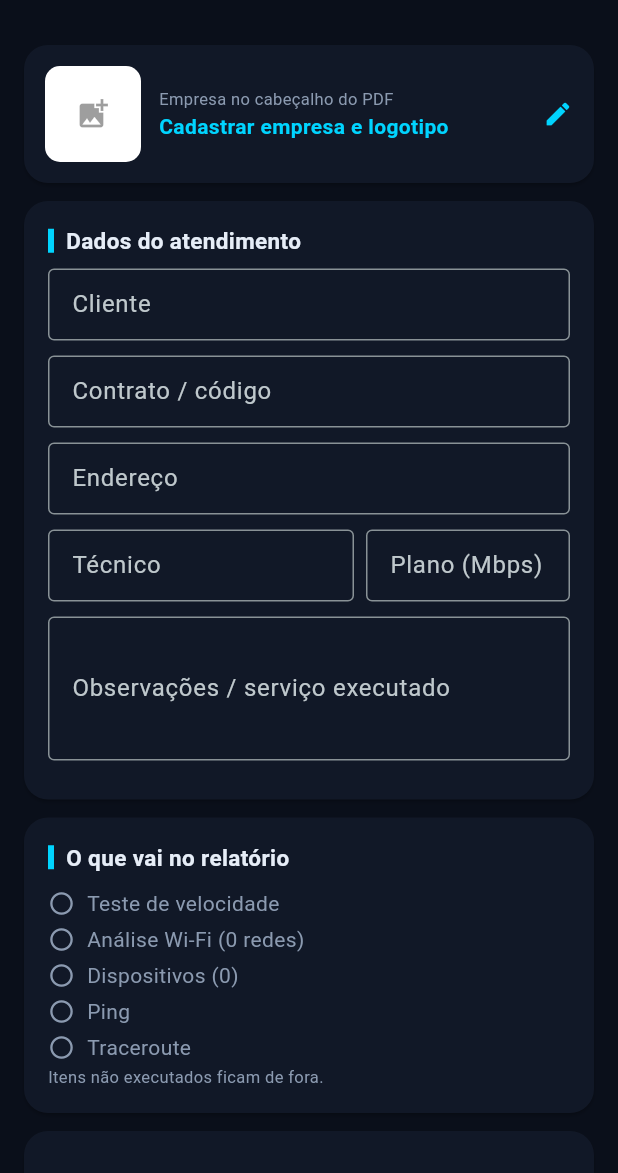
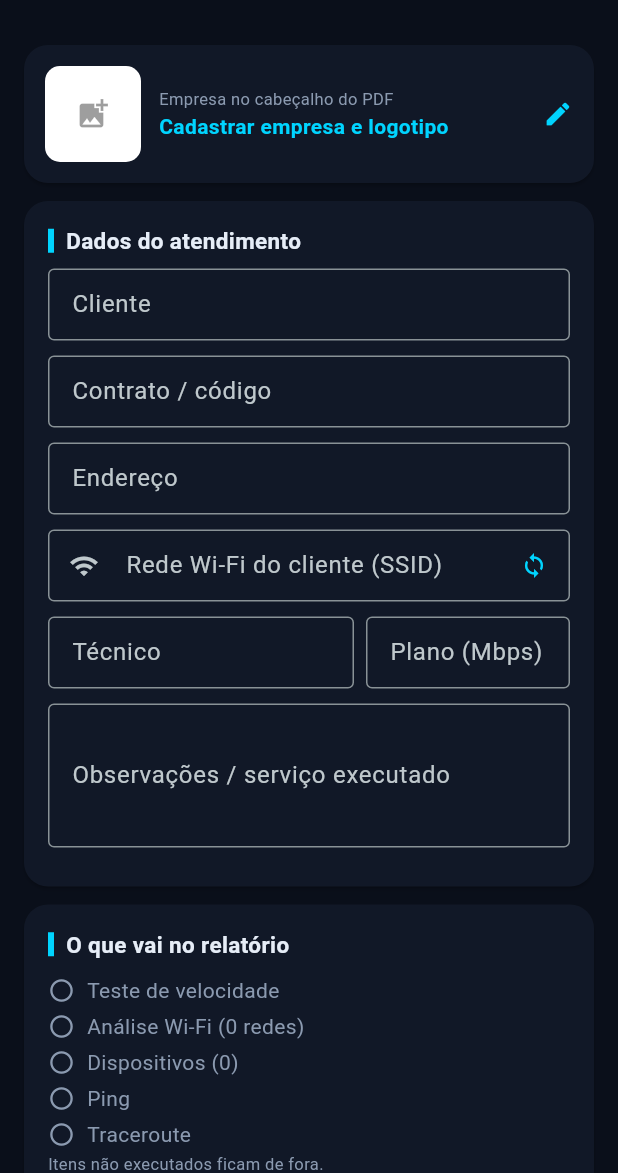
Before and after one commit to tiagolanius/teccheck, a Flutter app: the ReportScreen screen opened directly, on a phone screen of 412 x 824 dp, the part 63-1236 px from its top. Run offline on Flutter 3.47's test engine with Material 3 defaults, Android fonts, the phone set to English and light mode, and no system bars; our stand-ins replace image_picker, pdf, printing, shared_preferences, webview_flutter; missing offline and left inert: network_info_plus; accounts and stored records are empty.

Commit message:
Relatório: nome da rede Wi-Fi do cliente na área do cliente (preenchido pelo SSID atual)
Co-Authored-By: Claude Opus 5.5 <noreply@anthropic.com>
Claude-Session: https://claude.ai/code/session_01VgZxZQFF4hb1N9EmcRZ5HC

```diff
--- a/lib/report/pdf_report.dart
+++ b/lib/report/pdf_report.dart
@@ -22,6 +22,7 @@ class ReportData {
   final List<WifiNet> wifi;
   final Uint8List? signaturePng;
   final Company company;
+  final String redeWifi;
 
   ReportData({
     required this.cliente,
@@ -42,6 +43,7 @@ class ReportData {
     required this.wifi,
     required this.signaturePng,
     this.company = const Company(),
+    this.redeWifi = '',
   });
 }
 
@@ -162,6 +164,7 @@ class PdfReport {
       kv('Nome', d.cliente),
       kv('Contrato / código', d.contrato),
       kv('Endereço', d.endereco),
+      kv('Rede Wi-Fi (SSID)', d.redeWifi.isNotEmpty ? d.redeWifi : (net.ssid ?? '')),
       kv('Plano contratado', d.planoMbps == null ? '' : '${n(d.planoMbps, 0)} Mbps'),
       kv('Técnico', d.tecnico),
 
--- a/lib/state.dart
+++ b/lib/state.dart
@@ -37,6 +37,8 @@ class VisitState extends ChangeNotifier {
   Future<void> refreshNet() async {
     try {
       net = await NetInfo.read();
+      // Preenche o nome da rede do cliente com o SSID atual (se ainda não foi digitado).
+      if (redeWifi.text.isEmpty && net.ssid != null) redeWifi.text = net.ssid!;
     } catch (_) {
       net = const NetInfo();
     }
@@ -226,6 +228,7 @@ class VisitState extends ChangeNotifier {
   final cliente = TextEditingController();
   final contrato = TextEditingController();
   final endereco = TextEditingController();
+  final redeWifi = TextEditingController();
   final tecnico = TextEditingController();
   final plano = TextEditingController();
   final ooklaDown = TextEditingController();
@@ -277,6 +280,7 @@ class VisitState extends ChangeNotifier {
       cliente: cliente.text,
       contrato: contrato.text,
       endereco: endereco.text,
+      redeWifi: redeWifi.text.trim(),
       tecnico: tecnico.text,
       planoMbps: planoMbps,
       ooklaDown: ooklaDown.text,
--- a/lib/ui/report_screen.dart
+++ b/lib/ui/report_screen.dart
@@ -60,6 +60,30 @@ class _ReportScreenState extends State<ReportScreen> {
             _field('Cliente', s.cliente),
             _field('Contrato / código', s.contrato),
             _field('Endereço', s.endereco),
+            Padding(
+              padding: const EdgeInsets.only(bottom: 10),
+              child: TextField(
+                controller: s.redeWifi,
+                decoration: InputDecoration(
+                  labelText: 'Rede Wi-Fi do cliente (SSID)',
+                  prefixIcon: const Icon(Icons.wifi, size: 20),
+                  suffixIcon: IconButton(
+                    tooltip: 'Usar a rede conectada agora',
+                    icon: const Icon(Icons.sync, color: Tec.cyan),
+                    onPressed: () async {
+                      await s.refreshNet();
+                      if (s.net.ssid != null) {
+                        s.redeWifi.text = s.net.ssid!;
+                      } else if (context.mounted) {
+                        ScaffoldMessenger.of(context).showSnackBar(const SnackBar(
+                          content: Text('Nome da rede indisponível. Conecte no Wi-Fi e permita a Localização.'),
+                        ));
+                      }
+                    },
+                  ),
+                ),
+              ),
+            ),
             Row(crossAxisAlignment: CrossAxisAlignment.start, children: [
               Expanded(flex: 3, child: _field('Técnico', s.tecnico)),
               const SizedBox(width: 8),
```
